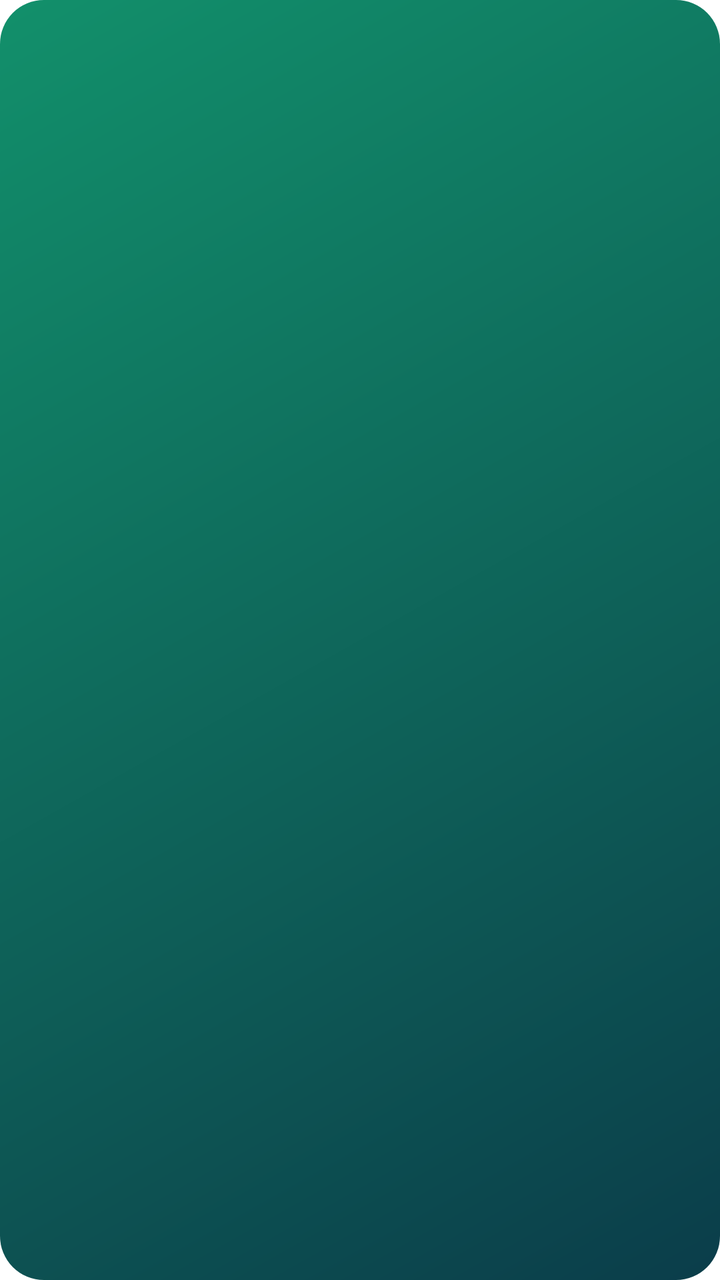
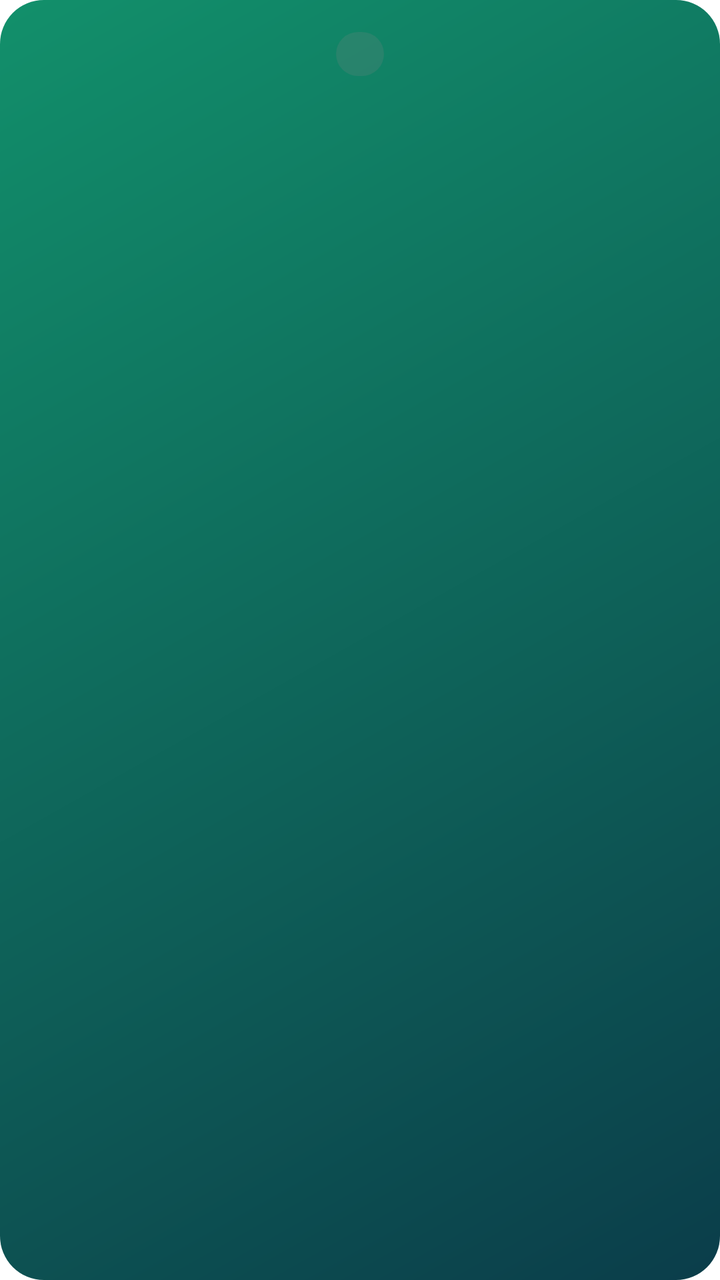

Before-and-after screenshots of an Android layout around one commit, followed by the original layout XML and the change that was made.
<!-- AndroidManifest.xml: application theme AppTheme -->
<!-- res/layout/wl_quran_ltr.xml -->
<?xml version="1.0" encoding="utf-8"?>
<FrameLayout xmlns:android="http://schemas.android.com/apk/res/android"
    android:id="@+id/wRoot"
    android:layout_width="match_parent"
    android:layout_height="match_parent"
    android:layoutDirection="rtl">

    <ImageView
        android:id="@+id/wBg"
        android:layout_width="match_parent"
        android:layout_height="match_parent"
        android:importantForAccessibility="no"
        android:scaleType="fitXY"
        android:src="@drawable/wb_g2_2" />
    <ImageView
        android:id="@+id/wBorder"
        android:layout_width="match_parent"
        android:layout_height="match_parent"
        android:importantForAccessibility="no"
        android:scaleType="fitXY"
        android:src="@drawable/wb_bd_adaptive_2"
        android:visibility="gone" />
    <LinearLayout
        android:layout_width="match_parent"
        android:layout_height="match_parent"
        android:gravity="center_vertical"
        android:orientation="vertical"
        android:padding="16dp">
        <TextView
            android:id="@+id/wS1"
            android:layout_width="match_parent"
            android:layout_height="wrap_content"
            android:fontFamily="sans-serif-medium"
            android:gravity="start"
            android:includeFontPadding="false"
            android:singleLine="true"
            android:textColor="@color/text_secondary"
            android:textSize="12sp" />
        <TextView
            android:id="@+id/wP1"
            android:layout_width="match_parent"
            android:layout_height="0dp"
            android:layout_marginTop="6dp"
            android:layout_weight="1"
            android:ellipsize="end"
            android:fontFamily="serif"
            android:gravity="center"
            android:includeFontPadding="false"
            android:lineSpacingMultiplier="1.25"
            android:maxLines="4"
            android:textColor="@color/text_primary"
            android:textSize="18sp" />
        <TextView
            android:id="@+id/wA1"
            android:layout_width="match_parent"
            android:layout_height="wrap_content"
            android:layout_marginTop="6dp"
            android:fontFamily="sans-serif"
            android:gravity="center"
            android:includeFontPadding="false"
            android:singleLine="true"
            android:textColor="@color/accent"
            android:textSize="13sp"
            android:textStyle="bold" />
    </LinearLayout>
</FrameLayout>
<!-- resources referenced by this layout -->
<resources>
  <color name="accent">#007AFF</color>
  <color name="text_primary">#000000</color>
  <color name="text_secondary">#6C6C70</color>
  <!-- drawable wb_bd_adaptive_2 (drawable) -->
  <?xml version="1.0" encoding="utf-8"?>
  <shape xmlns:android="http://schemas.android.com/apk/res/android" android:shape="rectangle">
      <solid android:color="#00000000" />
      <stroke android:width="1.2dp" android:color="@color/text_hint" />
      <corners android:radius="22dp" />
  </shape>
  <!-- drawable wb_g2_2 (drawable) -->
  <?xml version="1.0" encoding="utf-8"?>
  <shape xmlns:android="http://schemas.android.com/apk/res/android" android:shape="rectangle">
      <gradient android:angle="315" android:startColor="#12906B" android:endColor="#0B3D4A" />
      <corners android:radius="22dp" />
  </shape>
  <color name="text_hint">#AEAEB2</color>
  <color name="accent_text">#007AFF</color>
  <color name="accent_soft">#E5F1FF</color>
  <color name="brand_start">#007AFF</color>
  <color name="brand_mid">#007AFF</color>
  <color name="brand_end">#007AFF</color>
  <color name="bg">#FFFFFF</color>
  <color name="bg_group">#F2F2F7</color>
  <color name="surface">#FFFFFF</color>
  <color name="surface_high">#E5E5EA</color>
  <color name="field">#F2F2F7</color>
  <color name="stroke">#C6C6C8</color>
  <color name="stroke_soft">#E5E5EA</color>
  <color name="neutral_soft">#E9E9EB</color>
  <style name="AppDialog" parent="Theme.AppCompat.DayNight.Dialog.Alert">
          <item name="colorAccent">?attr/cAccentText</item>
          <item name="android:windowBackground">@drawable/bg_dialog</item>
          <item name="android:textColorPrimary">?attr/cTextPrimary</item>
          <item name="android:textColorSecondary">?attr/cTextSecondary</item>
          <item name="android:backgroundDimAmount">0.4</item>
          <item name="android:windowAnimationStyle">@style/DialogAnim</item>
          <item name="windowMinWidthMinor">92%</item>
          <item name="windowMinWidthMajor">60%</item>
          <item name="android:windowElevation">0dp</item>
      </style>
  <style name="ActivityAnim" parent="@android:style/Animation.Activity">
          <item name="android:activityOpenEnterAnimation">@anim/act_open_enter</item>
          <item name="android:activityOpenExitAnimation">@anim/act_open_exit</item>
          <item name="android:activityCloseEnterAnimation">@anim/act_close_enter</item>
          <item name="android:activityCloseExitAnimation">@anim/act_close_exit</item>
      </style>
  <style name="IosSeekBar" parent="Widget.AppCompat.SeekBar">
          <item name="android:progressDrawable">@drawable/seek_track</item>
          <item name="android:thumb">@drawable/seek_thumb</item>
          <item name="android:splitTrack">false</item>
          <item name="android:minHeight">4dp</item>
          <item name="android:maxHeight">4dp</item>
          <item name="android:paddingStart">14dp</item>
          <item name="android:paddingEnd">14dp</item>
      </style>
  <!-- drawable bg_dialog (drawable) -->
  <?xml version="1.0" encoding="utf-8"?>
  <inset xmlns:android="http://schemas.android.com/apk/res/android"
      android:insetLeft="4dp"
      android:insetTop="4dp"
      android:insetRight="4dp"
      android:insetBottom="4dp">
      <shape android:shape="rectangle">
          <solid android:color="?attr/cSurface" />
          <corners android:radius="14dp" />
      </shape>
  </inset>
  <style name="DialogAnim" parent="@android:style/Animation.Dialog">
          <item name="android:windowEnterAnimation">@anim/dlg_in</item>
          <item name="android:windowExitAnimation">@anim/dlg_out</item>
      </style>
  <!-- unchanged entries left out for length: 3 -->
</resources>

<!-- the commit's change to res/layout/wl_quran_ltr.xml (unified diff, before → after) -->
@@ -3,8 +3,7 @@
     android:id="@+id/wRoot"
     android:layout_width="match_parent"
     android:layout_height="match_parent"
-    android:layoutDirection="rtl">
-
+    android:layoutDirection="ltr">
     <ImageView
         android:id="@+id/wBg"
         android:layout_width="match_parent"
@@ -20,47 +19,11 @@
         android:scaleType="fitXY"
         android:src="@drawable/wb_bd_adaptive_2"
         android:visibility="gone" />
-    <LinearLayout
-        android:layout_width="match_parent"
-        android:layout_height="match_parent"
-        android:gravity="center_vertical"
-        android:orientation="vertical"
-        android:padding="16dp">
-        <TextView
-            android:id="@+id/wS1"
-            android:layout_width="match_parent"
-            android:layout_height="wrap_content"
-            android:fontFamily="sans-serif-medium"
-            android:gravity="start"
-            android:includeFontPadding="false"
-            android:singleLine="true"
-            android:textColor="@color/text_secondary"
-            android:textSize="12sp" />
-        <TextView
-            android:id="@+id/wP1"
-            android:layout_width="match_parent"
-            android:layout_height="0dp"
-            android:layout_marginTop="6dp"
-            android:layout_weight="1"
-            android:ellipsize="end"
-            android:fontFamily="serif"
-            android:gravity="center"
-            android:includeFontPadding="false"
-            android:lineSpacingMultiplier="1.25"
-            android:maxLines="4"
-            android:textColor="@color/text_primary"
-            android:textSize="18sp" />
-        <TextView
-            android:id="@+id/wA1"
-            android:layout_width="match_parent"
-            android:layout_height="wrap_content"
-            android:layout_marginTop="6dp"
-            android:fontFamily="sans-serif"
-            android:gravity="center"
-            android:includeFontPadding="false"
-            android:singleLine="true"
-            android:textColor="@color/accent"
-            android:textSize="13sp"
-            android:textStyle="bold" />
-    </LinearLayout>
+<LinearLayout android:layout_width="match_parent" android:layout_height="match_parent" android:orientation="vertical" android:gravity="center_horizontal" android:padding="16dp">
+<LinearLayout android:layout_width="wrap_content" android:layout_height="wrap_content" android:orientation="horizontal" android:background="@drawable/wb_chip" android:paddingStart="12dp" android:paddingTop="4dp" android:paddingEnd="12dp" android:paddingBottom="4dp">
+<TextView android:id="@+id/wS1" android:layout_width="wrap_content" android:layout_height="wrap_content" android:fontFamily="sans-serif-medium" android:includeFontPadding="false" android:singleLine="true" android:textColor="@color/text_secondary" android:textSize="12sp" />
+</LinearLayout>
+<TextView android:id="@+id/wP1" android:layout_width="match_parent" android:layout_height="0dp" android:layout_weight="1" android:layout_marginTop="8dp" android:fontFamily="serif" android:includeFontPadding="false" android:ellipsize="end" android:maxLines="4" android:textColor="@color/text_primary" android:textSize="18sp" android:gravity="center" android:lineSpacingMultiplier="1.3" />
+<TextView android:id="@+id/wA1" android:layout_width="match_parent" android:layout_height="wrap_content" android:layout_marginTop="6dp" android:fontFamily="sans-serif" android:includeFontPadding="false" android:singleLine="true" android:textColor="@color/accent" android:textSize="13sp" android:textStyle="bold" android:gravity="center" />
+</LinearLayout>
 </FrameLayout>
<!-- resource entries referenced after the edit -->
@@ -9,6 +9,12 @@
       <solid android:color="#00000000" />
       <stroke android:width="1.2dp" android:color="@color/text_hint" />
       <corners android:radius="22dp" />
+  </shape>
+  <!-- drawable wb_chip (drawable) -->
+  <?xml version="1.0" encoding="utf-8"?>
+  <shape xmlns:android="http://schemas.android.com/apk/res/android" android:shape="rectangle">
+      <solid android:color="#33808080" />
+      <corners android:radius="100dp" />
   </shape>
   <!-- drawable wb_g2_2 (drawable) -->
   <?xml version="1.0" encoding="utf-8"?>
